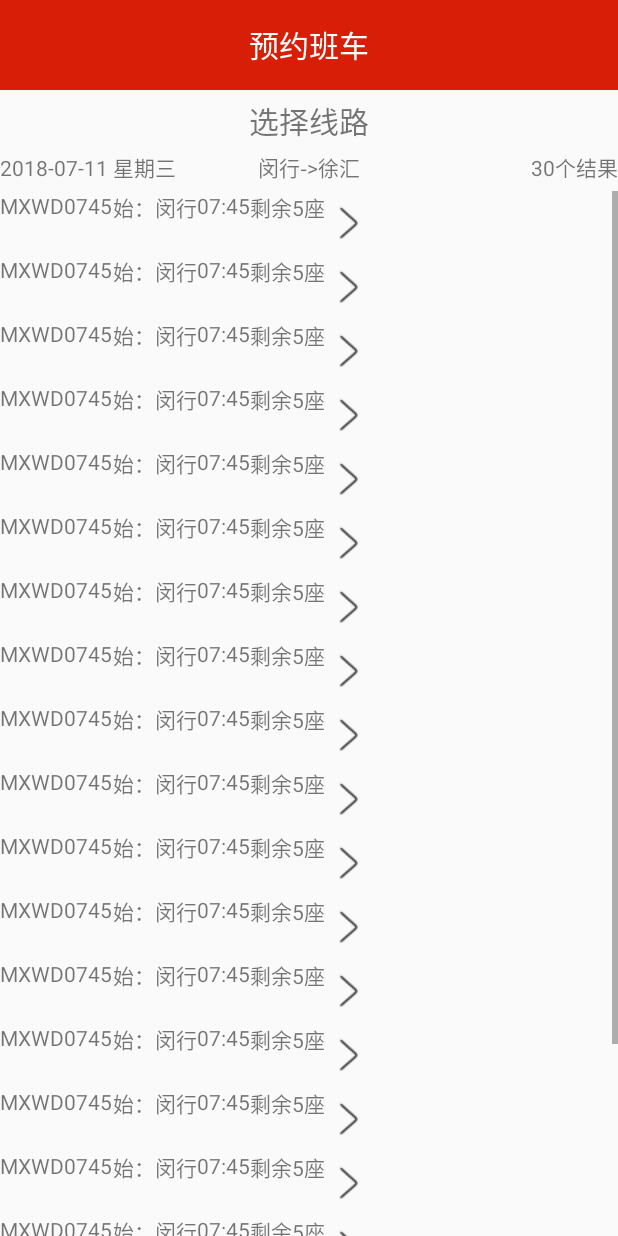
After one commit to SE-Summer-Program/summer-project-mobile, an Android app: the AppointActivity screen opened directly, with no data from a screen before it, on a phone screen of 412 x 824 dp. The commit adds this screen. Run offline under Robolectric (Android 15) with nearby library versions, the phone set to English and light mode, and no system bars; our stand-ins replace EventBus, RxJava; libraries missing offline, so code that uses them is left out: com.mob; network calls fail.

Commit message:
merge appoint-wxw分支

```diff
--- a/app/src/main/AndroidManifest.xml
+++ b/app/src/main/AndroidManifest.xml
@@ -27,6 +27,7 @@
         <activity android:name=".activity.LineActivity"/>
         <activity android:name=".activity.MessageActivity"/>
         <activity android:name=".activity.ScheduleActivity"/>
+        <activity android:name=".activity.AppointActivity"/>
         <activity
             android:name="com.avos.avoscloud.feedback.ThreadActivity" >
         </activity>
--- /dev/null
+++ b/app/src/main/java/com/sjtubus/activity/AppointActivity.java
@@ -0,0 +1,82 @@
+package com.sjtubus.activity;
+
+import android.os.Bundle;
+import android.support.v7.widget.LinearLayoutManager;
+import android.support.v7.widget.RecyclerView;
+import android.support.v7.widget.Toolbar;
+import android.util.Log;
+import android.view.View;
+import android.widget.Toast;
+
+import com.sjtubus.R;
+import com.sjtubus.model.AppointDataBean;
+import com.sjtubus.widget.AppointAdapter;
+
+import java.util.ArrayList;
+import java.util.List;
+
+public class AppointActivity extends BaseActivity implements View.OnClickListener{
+
+    private Toolbar toolbar;
+    private RecyclerView recyclerView;
+    private AppointDataBean appointDataBean;
+    private List<AppointDataBean> appointDataBeanList;
+    private AppointAdapter appointAdapter;
+
+    @Override
+    protected void onCreate(Bundle savedInstanceState) {
+        super.onCreate(savedInstanceState);
+
+        toolbar = findViewById(R.id.toolbar_appointment);
+        toolbar.setTitle("");
+        Log.d("appointment", "alive 1");
+
+        recyclerView = (RecyclerView)findViewById(R.id.appoint_recycle);
+        initData();
+    }
+
+    @Override
+    public int getContentViewId(){
+        return R.layout.activity_appoint;
+    }
+
+    private void initData(){
+        appointDataBeanList = new ArrayList<>();
+        for (int i = 1; i <= 20; i++){
+            appointDataBean = new AppointDataBean();
+            appointDataBean.setId(i+"");
+            appointDataBean.setType(0);
+            appointDataBean.setShiftid("MXWD0745");
+            appointDataBean.setDeparture_place("始：闵行");
+            appointDataBean.setArrive_place("终：徐汇");
+            appointDataBean.setDeparture_time("07:45");
+            appointDataBean.setArrive_time("08:45");
+            appointDataBean.setRemain_seat(5);
+            appointDataBean.setChild_msg("哈哈哈");
+            appointDataBeanList.add(appointDataBean);
+            Log.d("appointment", "alive 2");
+        }
+        setData();
+    }
+
+    private void setData(){
+        Log.d("appointment", "alive 3");
+        recyclerView.setLayoutManager(new LinearLayoutManager(this));
+        appointAdapter = new AppointAdapter(this, appointDataBeanList);
+        recyclerView.setAdapter(appointAdapter);
+
+
+        //滚动监听
+        appointAdapter.setOnScrollListener(new AppointAdapter.OnScrollListener(){
+            @Override
+            public void scrollTo(int pos) {
+                recyclerView.scrollToPosition(pos);
+            }
+        });
+    }
+
+    @Override
+    public void onClick(View v) {
+
+    }
+}
--- a/app/src/main/java/com/sjtubus/activity/MainActivity.java
+++ b/app/src/main/java/com/sjtubus/activity/MainActivity.java
@@ -52,7 +52,6 @@ public class MainActivity extends BaseActivity implements View.OnClickListener,N
     public void initView(){
         mToolbar = findViewById(R.id.toolbar);
         mToolbar.setTitle("");
-        mToolbar.setTitleTextColor(getResources().getColor(R.color.primary_white,null));
         mToolbar.setNavigationIcon(R.mipmap.person);
 
         reserve_btn = findViewById(R.id.reserve_btn);
@@ -88,6 +87,8 @@ public class MainActivity extends BaseActivity implements View.OnClickListener,N
     public void onClick(View v){
         switch (v.getId()){
             case R.id.reserve_btn:
+                Intent reserveIntent = new Intent(MainActivity.this, AppointActivity.class);
+                startActivity(reserveIntent);
                 break;
             case R.id.record_btn:
                 break;
--- /dev/null
+++ b/app/src/main/java/com/sjtubus/model/AppointDataBean.java
@@ -0,0 +1,122 @@
+package com.sjtubus.model;
+
+public class AppointDataBean {
+
+    public static final int PARENT_ITEM = 0; //父布局
+    public static final int CHILD_ITEM = 1; //子布局
+
+    private int type; //显示类型
+    private boolean isExpand; //是否展开
+    private AppointDataBean childBean;
+
+    private String id;
+    private String linename;
+
+    private String shiftid;
+    private String departure_place;
+    private String arrive_place;
+    private String departure_time;
+    private String arrive_time;
+    private int remain_seat;
+
+    private int appoint_status; //无座，预约
+    private String child_msg;
+
+    /****************************************/
+
+    public String getId() {
+        return id;
+    }
+
+    public void setId(String id) {
+        this.id = id;
+    }
+
+    public boolean isExpand(){
+        return isExpand;
+    }
+
+    public void setExpand(boolean expand) {
+        isExpand = expand;
+    }
+
+    public int getType() {
+        return type;
+    }
+
+    public void setType(int type) {
+        this.type = type;
+    }
+
+    public AppointDataBean getChildBean() {
+        return childBean;
+    }
+
+    public void setChildBean(AppointDataBean childBean) {
+        this.childBean = childBean;
+    }
+
+    public String getShiftid() {
+        return shiftid;
+    }
+
+    public void setShiftid(String shiftid) {
+        this.shiftid = shiftid;
+    }
+
+    public String getDeparture_place() {
+        return departure_place;
+    }
+
+    public void setDeparture_place(String departure_place) {
+        this.departure_place = departure_place;
+    }
+
+    public String getArrive_place() {
+        return arrive_place;
+    }
+
+    public void setArrive_place(String arrive_place) {
+        this.arrive_place = arrive_place;
+    }
+
+    public String getDeparture_time() {
+        return departure_time;
+    }
+
+    public void setDeparture_time(String departure_time) {
+        this.departure_time = departure_time;
+    }
+
+    public String getArrive_time() {
+        return arrive_time;
+    }
+
+    public void setArrive_time(String arrive_time) {
+        this.arrive_time = arrive_time;
+    }
+
+    public int getRemain_seat() {
+        return remain_seat;
+    }
+
+    public void setRemain_seat(int remain_seat) {
+        this.remain_seat = remain_seat;
+    }
+
+    public int getAppoint_status() {
+        return appoint_status;
+    }
+
+    public void setAppoint_status(int appoint_status) {
+        this.appoint_status = appoint_status;
+    }
+
+    public String getChild_msg() {
+        return child_msg;
+    }
+
+    public void setChild_msg(String child_msg) {
+        this.child_msg = child_msg;
+    }
+}
--- /dev/null
+++ b/app/src/main/java/com/sjtubus/widget/AppointAdapter.java
@@ -0,0 +1,151 @@
+package com.sjtubus.widget;
+
+import android.content.Context;
+import android.support.annotation.NonNull;
+import android.support.v7.widget.RecyclerView;
+import android.util.Log;
+import android.view.LayoutInflater;
+import android.view.View;
+import android.view.ViewGroup;
+
+import com.sjtubus.R;
+import com.sjtubus.model.AppointDataBean;
+
+import java.util.List;
+
+public class AppointAdapter extends RecyclerView.Adapter<BaseViewHolder>{
+
+    private Context context;
+    private List<AppointDataBean> appointDataBeanList;
+    private LayoutInflater layoutInflater;
+    private OnScrollListener onScrollListener;
+
+    public AppointAdapter(Context context, List<AppointDataBean> appointDataBeanList){
+        this.context = context;
+        this.appointDataBeanList = appointDataBeanList;
+        this.layoutInflater = LayoutInflater.from(context);
+        Log.d("appointment", "alive 5");
+    }
+
+    @NonNull
+    @Override
+    public BaseViewHolder onCreateViewHolder(@NonNull ViewGroup parent, int viewType) {
+        View view = null;
+        switch (viewType) {
+            case AppointDataBean.PARENT_ITEM:
+                view = layoutInflater.inflate(R.layout.appoint_parent_item, parent, false);
+                return new AppointParentViewHolder(context, view);
+            case AppointDataBean.CHILD_ITEM:
+                view = layoutInflater.inflate(R.layout.appoint_child_item, parent, false);
+                return new AppointChildViewHolder(context, view);
+            default:
+                view = layoutInflater.inflate(R.layout.appoint_parent_item, parent, false);
+                return new AppointParentViewHolder(context, view);
+        }
+    }
+
+    /*
+     * 根据不同的类型绑定不同的view
+     */
+    @Override
+    public void onBindViewHolder(@NonNull BaseViewHolder holder, int position) {
+        switch (getItemViewType(position)){
+            case AppointDataBean.PARENT_ITEM:
+                AppointParentViewHolder parentViewHolder = (AppointParentViewHolder)holder;
+                parentViewHolder.bindView(appointDataBeanList.get(position), position, appointItemClickListener);
+                break;
+            case AppointDataBean.CHILD_ITEM:
+                AppointChildViewHolder childViewHolder = (AppointChildViewHolder)holder;
+                childViewHolder.bindView(appointDataBeanList.get(position), position);
+                break;
+        }
+    }
+
+    @Override
+    public int getItemCount() {
+        return appointDataBeanList.size();
+    }
+
+    @Override
+    public int getItemViewType(int position) {
+        return appointDataBeanList.get(position).getType();
+    }
+
+    private AppointItemClickListener appointItemClickListener = new AppointItemClickListener() {
+        @Override
+        public void onExpandChildItem(AppointDataBean bean) {
+            int position = getCurrentPosition(bean.getId()); //确定当前点击的item位置
+            AppointDataBean child = getChildDataBean(bean); //获取要展示的子布局数据对象
+            if (child == null){
+                return;
+            }
+            add(child, position+1); //在当前的item下方插入
+            if (position == appointDataBeanList.size()-2 && onScrollListener != null){
+                onScrollListener.scrollTo(position + 1); //向下滚动，使得子布局能够完全展示
+            }
+        }
+
+        @Override
+        public void onHideChildItem(AppointDataBean bean) {
+            int position = getCurrentPosition(bean.getId()); //确定当前点击的item位置
+            AppointDataBean child = getChildDataBean(bean);
+            if (child == null){
+                return;
+            }
+            remove(position + 1); //删除
+            if (onScrollListener != null){
+                onScrollListener.scrollTo(position);
+            }
+        }
+    };
+
+    /*
+     * 在父布局下方插入一条数据
+     */
+    public void add(AppointDataBean bean, int position) {
+        appointDataBeanList.add(position, bean);
+        notifyItemInserted(position);
+    }
+
+    /*
+     *移除子布局数据
+     */
+    protected void remove(int position) {
+        appointDataBeanList.remove(position);
+        notifyItemRemoved(position);
+    }
+
+    /*
+     * 确定当前点击的item位置并返回
+     */
+    private int getCurrentPosition(String uuid) {
+        for (int i = 0; i < appointDataBeanList.size(); i++) {
+            if (uuid.equalsIgnoreCase(appointDataBeanList.get(i).getId())) {
+                return i;
+            }
+        }
+        return -1;
+    }
+
+    /*
+     * 封装子布局数据对象并返回
+     * 注意，此处只是重新封装一个DataBean对象，为了标注Type为子布局数据，进而展开，展示数据
+     * 要和onHideChildren方法里的getChildBean()区分开来
+     */
+    private AppointDataBean getChildDataBean(AppointDataBean bean) {
+        AppointDataBean child = new AppointDataBean();
+        child.setType(1);
+        child.setChild_msg(bean.getChild_msg());
+        return child;
+    }
+
+    public interface OnScrollListener{
+        void scrollTo(int pos);
+    }
+
+
+    public void setOnScrollListener(OnScrollListener onScrollListener){
+        this.onScrollListener = onScrollListener;
+    }
+
+}
--- /dev/null
+++ b/app/src/main/java/com/sjtubus/widget/AppointChildViewHolder.java
@@ -0,0 +1,28 @@
+package com.sjtubus.widget;
+
+import android.content.Context;
+import android.view.View;
+import android.widget.Button;
+import android.widget.TextView;
+
+import com.sjtubus.R;
+import com.sjtubus.model.AppointDataBean;
+
+public class AppointChildViewHolder extends BaseViewHolder{
+
+    private Context context;
+    private View view;
+    private Button status_btn;
+    private Button like_btn;
+
+    public AppointChildViewHolder(Context context, View view){
+        super(view);
+        this.context = context;
+        this.view = view;
+    }
+
+    public void bindView(final AppointDataBean bean, final int pos){
+        status_btn = (Button)view.findViewById(R.id.appointitem_statusbtn);
+        like_btn = (Button)view.findViewById(R.id.appointitem_likebtn);
+    }
+}
--- /dev/null
+++ b/app/src/main/java/com/sjtubus/widget/AppointItemClickListener.java
@@ -0,0 +1,11 @@
+package com.sjtubus.widget;
+
+import com.sjtubus.model.AppointDataBean;
+
+public interface AppointItemClickListener {
+
+    void onExpandChildItem(AppointDataBean appointDataBean);
+
+    void onHideChildItem(AppointDataBean appointDataBean);
+
+}
--- /dev/null
+++ b/app/src/main/java/com/sjtubus/widget/AppointParentViewHolder.java
@@ -0,0 +1,107 @@
+package com.sjtubus.widget;
+
+import android.animation.ValueAnimator;
+import android.annotation.TargetApi;
+import android.content.Context;
+import android.view.View;
+import android.view.animation.DecelerateInterpolator;
+import android.widget.ImageView;
+import android.widget.LinearLayout;
+import android.widget.TextView;
+import android.os.Build;
+
+import com.sjtubus.R;
+import com.sjtubus.model.AppointDataBean;
+
+public class AppointParentViewHolder extends BaseViewHolder{
+
+    private Context context;
+    private View view;
+    private LinearLayout container;
+    private View parentDashedView;
+
+    private TextView shiftid;
+    private TextView departure_place;
+    private TextView arrive_place;
+    private TextView departure_time;
+    private TextView arrive_time;
+    private TextView remain_seat;
+    private ImageView expand;
+
+    public AppointParentViewHolder(Context context, View view){
+        super(view);
+        this.context = context;
+        this.view = view;
+    }
+
+    public void bindView(final AppointDataBean bean, final int pos, final AppointItemClickListener appointItemClickListener){
+        container = (LinearLayout) view.findViewById(R.id.container);
+
+        shiftid = (TextView)view.findViewById(R.id.appointitem_shiftid);
+        departure_place = (TextView)view.findViewById(R.id.appointitem_departureplace);
+        arrive_place = (TextView)view.findViewById(R.id.appointitem_arriveplace);
+        departure_time = (TextView)view.findViewById(R.id.appointitem_departuretime);
+        arrive_time = (TextView)view.findViewById(R.id.appointitem_arrivetime);
+        remain_seat = (TextView)view.findViewById(R.id.appointitem_remainseat);
+        expand = (ImageView)view.findViewById(R.id.appointitem_expand);
+
+       // parentDashedView = view.findViewById(R.id.parent_dashed_view);
+
+        LinearLayout.LayoutParams params = (LinearLayout.LayoutParams)expand.getLayoutParams();
+        expand.setLayoutParams(params);
+
+        shiftid.setText(bean.getShiftid());
+        departure_place.setText(bean.getDeparture_place());
+        arrive_place.setText(bean.getArrive_place());
+        departure_time.setText(bean.getDeparture_time());
+        arrive_time.setText(bean.getArrive_time());
+      //  remain_seat.setText(((String) bean.getRemain_seat()));
+
+        if (bean.isExpand()) {
+            expand.setRotation(90);
+          //  parentDashedView.setVisibility(View.INVISIBLE);
+        } else {
+            expand.setRotation(0);
+          //  parentDashedView.setVisibility(View.VISIBLE);
+        }
+
+        //父布局OnClick监听
+        container.setOnClickListener(new View.OnClickListener() {
+            @Override
+            public void onClick(View view) {
+                if (appointItemClickListener != null){
+                    if (bean.isExpand()) {
+                        appointItemClickListener.onHideChildItem(bean);
+                      //  parentDashedView.setVisibility(View.VISIBLE);
+                        bean.setExpand(false);
+                        rotationExpandIcon(90, 0);
+                    } else {
+                        appointItemClickListener.onExpandChildItem(bean);
+                      //  parentDashedView.setVisibility(View.INVISIBLE);
+                        bean.setExpand(true);
+                        rotationExpandIcon(0, 90);
+                    }
+                }
+            }
+        });
+
+
+    }
+
+    @TargetApi(Build.VERSION_CODES.HONEYCOMB)
+    private void rotationExpandIcon(float from, float to) {
+        if (Build.VERSION.SDK_INT >= Build.VERSION_CODES.HONEYCOMB) {
+            ValueAnimator valueAnimator = ValueAnimator.ofFloat(from, to);//属性动画
+            valueAnimator.setDuration(500);
+            valueAnimator.setInterpolator(new DecelerateInterpolator());
+            valueAnimator.addUpdateListener(new ValueAnimator.AnimatorUpdateListener() {
+
+                @Override
+                public void onAnimationUpdate(ValueAnimator valueAnimator) {
+                    expand.setRotation((Float) valueAnimator.getAnimatedValue());
+                }
+            });
+            valueAnimator.start();
+        }
+    }
+}
--- /dev/null
+++ b/app/src/main/java/com/sjtubus/widget/BaseViewHolder.java
@@ -0,0 +1,12 @@
+package com.sjtubus.widget;
+
+import android.support.v7.widget.RecyclerView;
+import android.view.View;
+
+public class BaseViewHolder extends RecyclerView.ViewHolder{
+
+    public BaseViewHolder(View view){
+        super(view);
+    }
+
+}
--- /dev/null
+++ b/app/src/main/res/layout/activity_appoint.xml
@@ -0,0 +1,74 @@
+<?xml version="1.0" encoding="utf-8"?>
+<LinearLayout xmlns:android="http://schemas.android.com/apk/res/android"
+    xmlns:app="http://schemas.android.com/apk/res-auto"
+    android:orientation="vertical"
+    android:layout_width="match_parent"
+    android:layout_height="match_parent">
+
+    <android.support.v7.widget.Toolbar
+        android:id="@+id/toolbar_appointment"
+        android:layout_width="match_parent"
+        android:layout_height="60dp"
+        android:background="@color/primary_red"
+        app:titleTextColor="@color/primary_white"
+        app:popupTheme="@style/Theme.AppCompat.Light"
+        android:theme="@style/ThemeOverlay.AppCompat.Dark.ActionBar">
+
+        <TextView
+            android:layout_width="wrap_content"
+            android:layout_height="wrap_content"
+            android:layout_gravity="center"
+            android:textColor="@color/primary_white"
+            android:textSize="20sp"
+            android:text="预约班车"/>
+    </android.support.v7.widget.Toolbar>
+
+    <TextView
+        android:id="@+id/appoint_chooseline"
+        android:layout_width="match_parent"
+        android:layout_height="wrap_content"
+        android:text="选择线路"
+        android:textSize="20dp"
+        android:layout_gravity="center"
+        android:gravity="center"
+        android:padding="@dimen/text_padding"/>
+
+    <LinearLayout
+        android:id="@+id/appoint_messagebar"
+        android:layout_width="match_parent"
+        android:layout_height="wrap_content"
+        android:orientation="horizontal">
+        <TextView
+            android:id="@+id/appoint_calendar"
+            android:layout_width="0dp"
+            android:layout_weight="1"
+            android:layout_height="match_parent"
+            android:text="2018-07-11 星期三"/>
+        <TextView
+            android:id="@+id/appoint_linename"
+            android:layout_width="0dp"
+            android:layout_weight="1"
+            android:layout_height="match_parent"
+            android:text="闵行->徐汇"
+            android:layout_gravity="center"
+            android:gravity="center"
+            />
+        <TextView
+            android:id="@+id/appoint_resultmsg"
+            android:layout_width="0dp"
+            android:layout_weight="1"
+            android:layout_height="match_parent"
+            android:text="30个结果"
+            android:layout_gravity="right"
+            android:gravity="right"/>
+    </LinearLayout>
+
+    <android.support.v7.widget.RecyclerView
+        android:id="@+id/appoint_recycle"
+        android:layout_width="match_parent"
+        android:layout_height="match_parent"
+        android:scrollbars="vertical"
+        android:paddingTop="@dimen/text_padding">
+    </android.support.v7.widget.RecyclerView>
+
+</LinearLayout>
--- /dev/null
+++ b/app/src/main/res/layout/appoint_child_item.xml
@@ -0,0 +1,21 @@
+<?xml version="1.0" encoding="utf-8"?>
+<LinearLayout xmlns:android="http://schemas.android.com/apk/res/android"
+    android:orientation="horizontal"
+    android:layout_width="match_parent"
+    android:layout_height="wrap_content"
+    android:background="@color/primary_white">
+
+        <Button
+            android:id="@+id/appointitem_statusbtn"
+            android:layout_width="wrap_content"
+            android:layout_height="match_parent"
+            android:text="预约"/>
+
+        <Button
+            android:id="@+id/appointitem_likebtn"
+            android:layout_width="wrap_content"
+            android:layout_height="match_parent"
+            android:text="收藏"/>
+
+
+</LinearLayout>
--- /dev/null
+++ b/app/src/main/res/layout/appoint_parent_item.xml
@@ -0,0 +1,66 @@
+<?xml version="1.0" encoding="utf-8"?>
+<LinearLayout xmlns:android="http://schemas.android.com/apk/res/android"
+    android:layout_width="match_parent"
+    android:layout_height="wrap_content"
+    android:orientation="horizontal"
+    android:id="@+id/container">
+
+
+    <TextView
+        android:id="@+id/appointitem_shiftid"
+        android:layout_width="wrap_content"
+        android:layout_height="match_parent"
+        android:text="MXWD0745"/>
+
+    <LinearLayout
+        android:layout_width="wrap_content"
+        android:layout_height="match_parent"
+        android:orientation="vertical">
+        <TextView
+            android:id="@+id/appointitem_departureplace"
+            android:layout_width="wrap_content"
+            android:layout_height="match_parent"
+            android:text="始：闵行"/>
+        <TextView
+            android:id="@+id/appointitem_arriveplace"
+            android:layout_width="wrap_content"
+            android:layout_height="match_parent"
+            android:text="终：徐汇"/>
+    </LinearLayout>
+
+    <LinearLayout
+        android:layout_width="wrap_content"
+        android:layout_height="match_parent"
+        android:orientation="vertical">
+        <TextView
+            android:id="@+id/appointitem_departuretime"
+            android:layout_width="wrap_content"
+            android:layout_height="match_parent"
+            android:text="07:45"/>
+        <TextView
+            android:id="@+id/appointitem_arrivetime"
+            android:layout_width="wrap_content"
+            android:layout_height="match_parent"
+            android:text="08:45"/>
+    </LinearLayout>
+
+    <TextView
+        android:id="@+id/appointitem_remainseat"
+        android:layout_width="wrap_content"
+        android:layout_height="match_parent"
+        android:text="剩余5座"/>
+
+    <ImageView
+        android:id="@+id/appointitem_expand"
+        android:layout_width="wrap_content"
+        android:layout_height="match_parent"
+        android:src="@drawable/more"/>
+
+    <!--<View-->
+        <!--android:id="@+id/parent_dashed_view"-->
+        <!--android:layout_width="match_parent"-->
+        <!--android:layout_height="2dp"-->
+        <!--android:layerType="software"-->
+        <!--android:layout_below="@id/appoint_parent"/>-->
+
+</LinearLayout>
--- a/app/src/main/res/layout/content_main.xml
+++ b/app/src/main/res/layout/content_main.xml
@@ -1,5 +1,6 @@
 <?xml version="1.0" encoding="utf-8"?>
 <LinearLayout xmlns:android="http://schemas.android.com/apk/res/android"
+    xmlns:app="http://schemas.android.com/apk/res-auto"
     android:orientation="vertical"
     android:layout_width="match_parent"
     android:layout_height="match_parent">
@@ -8,6 +9,7 @@
         android:id="@+id/toolbar"
         android:paddingTop="@dimen/toolbar_padding_top"
         android:background="@color/primary_red"
+        app:titleTextColor="@color/primary_white"
         android:layout_width="match_parent"
         android:layout_height="@dimen/toolbar_height">
         <TextView
--- a/app/src/main/res/values/dimens.xml
+++ b/app/src/main/res/values/dimens.xml
@@ -21,6 +21,7 @@
     <dimen name="footerPadding">11dp</dimen>
     <dimen name="noPadding">0dp</dimen>
     <dimen name="icon_padding">25dp</dimen>
+    <dimen name="text_padding">5dp</dimen>
     <dimen name="toolbar_padding_top">15dp</dimen>
 
     <!--button尺寸-->
```
Also changed, not shown: app/src/main/res/drawable/more.png (added).
